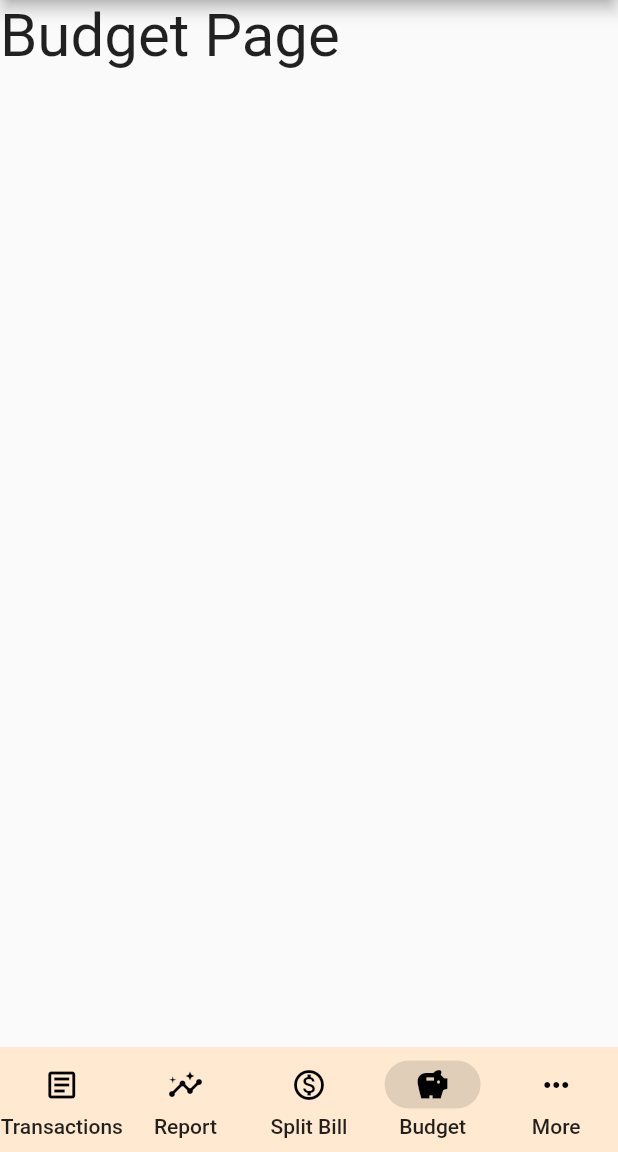
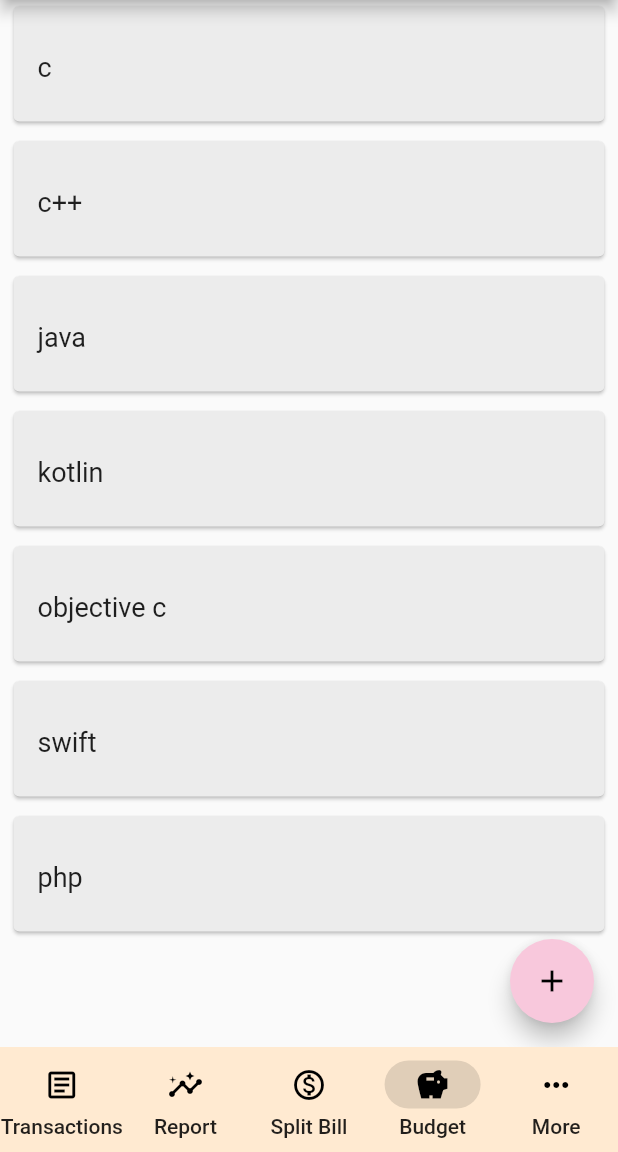
Before and after one commit to hoanghd2000/CZ3002_Pi007, a Flutter app: the screen it shows after launch, item 4 of the bottom bar chosen, on a phone screen of 412 x 824 dp, the part 84-1236 px from its top. Run offline on Flutter 3.47's test engine with Material 2 defaults, Android fonts, the phone set to English and light mode, and no system bars; our stand-ins replace grouped_list, sqflite, syncfusion_flutter_datepicker; accounts and stored records are empty.

Commit message:
remove debug banner from header and added listview to budget page

```diff
--- a/Pi_007/lib/main.dart
+++ b/Pi_007/lib/main.dart
@@ -22,6 +22,7 @@ class MyApp extends StatelessWidget {
         primaryColor: Colors.blue,
       ),
       home: MyHomePage(),
+      debugShowCheckedModeBanner: false,
     );
   }
 
--- /dev/null
+++ b/Pi_007/lib/page/add_budget.dart
@@ -0,0 +1,12 @@
+import 'package:flutter/cupertino.dart';
+import 'package:flutter/material.dart';
+
+class AddBudget extends StatelessWidget{
+
+  @override
+  Widget build(BuildContext context) => Scaffold(
+      body: Container(
+        child: Text('Add Budget',style: TextStyle(fontSize: 40)),)
+
+  );
+}
--- a/Pi_007/lib/page/budget_page.dart
+++ b/Pi_007/lib/page/budget_page.dart
@@ -1,12 +1,70 @@
 import 'package:flutter/cupertino.dart';
 import 'package:flutter/material.dart';
+import 'package:syncfusion_flutter_datepicker/datepicker.dart';
+import 'package:grouped_list/grouped_list.dart';
+
+import 'package:pi_007/page/add_budget.dart';
 
 class BudgetPage extends StatelessWidget{
 
+  // colors
+  static const navigation_bar =  Color(0xFFFFEAD1);  //beige
+  static const main_section =  Color(0xFFC9C5F9);   //purple
+  static const action_button =  Color(0xFFF8C8DC);  //pink
+  static const confirm_button =  Color(0xFFB4ECB4); //green
+  static const secondary_section =  Color(0xFFC5E0F9); //blue
+  static const list_color =  Color(0xFFECECEC);  //grey
+
+  // hard coded data
+  List<String> course = [
+    "c",
+    "c++",
+    "java",
+    "kotlin",
+    "objective c",
+    "swift",
+    "php"
+  ];
+
   @override
-  Widget build(BuildContext context) => Scaffold(
-      body: Container(
-        child: Text('Budget Page',style: TextStyle(fontSize: 40)),)
+  Widget build(BuildContext context) {
+    return MaterialApp(home: Scaffold(
+      body:ListView.builder(
+        itemCount: course.length,
+        itemBuilder: (context, pos) {
+          return Padding(
+              padding: EdgeInsets.only(bottom: 5.0, left: 5.0, right: 5.0),
+              child: Card(
+                color: list_color,
+                child: Padding(
+                  padding: EdgeInsets.symmetric(vertical: 24.0, horizontal: 16.0),
+                  child: Text(course[pos], style: TextStyle(
+                    fontSize: 18.0,
+                    height: 1.6,
+                  ),),
+                ),
+              )
+          );
+        },
+      ),
+      floatingActionButton: FloatingActionButton(
+          child: Icon(Icons.add),
+          backgroundColor: action_button,
+          foregroundColor: Colors.black,
+          onPressed: (){
+            Navigator.push(
+                context,
+                MaterialPageRoute(builder: (context) => AddBudget()));
+          }
+      ),
+      /*floatingActionButton:FloatingActionButton.extended(
+        onPressed: () {},
+        icon: Icon(Icons.save),
+        label: Text("Save"),
+      ), */
+    ),
+      debugShowCheckedModeBanner: false,
+    );
+  }
 
-  );
 }
--- a/Pi_007/pubspec.yaml
+++ b/Pi_007/pubspec.yaml
@@ -33,6 +33,8 @@ dependencies:
   sqflite:
   path:
   intl:
+  syncfusion_flutter_datepicker: 20.2.50
+  grouped_list: ^5.1.2
 
   # The following adds the Cupertino Icons font to your application.
   # Use with the CupertinoIcons class for iOS style icons.
```
Also changed, not shown: Pi_007/pubspec.lock.
